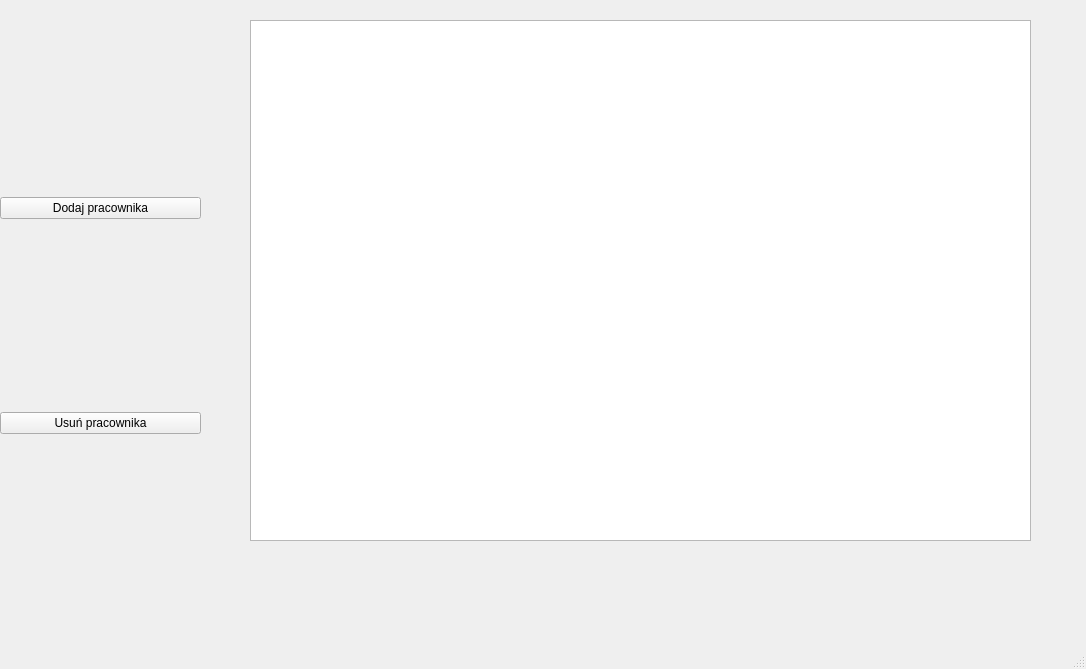
Before: the Qt Designer form mainwindow.ui in LukasZaw/company-manager-qt, drawn with Qt 5.
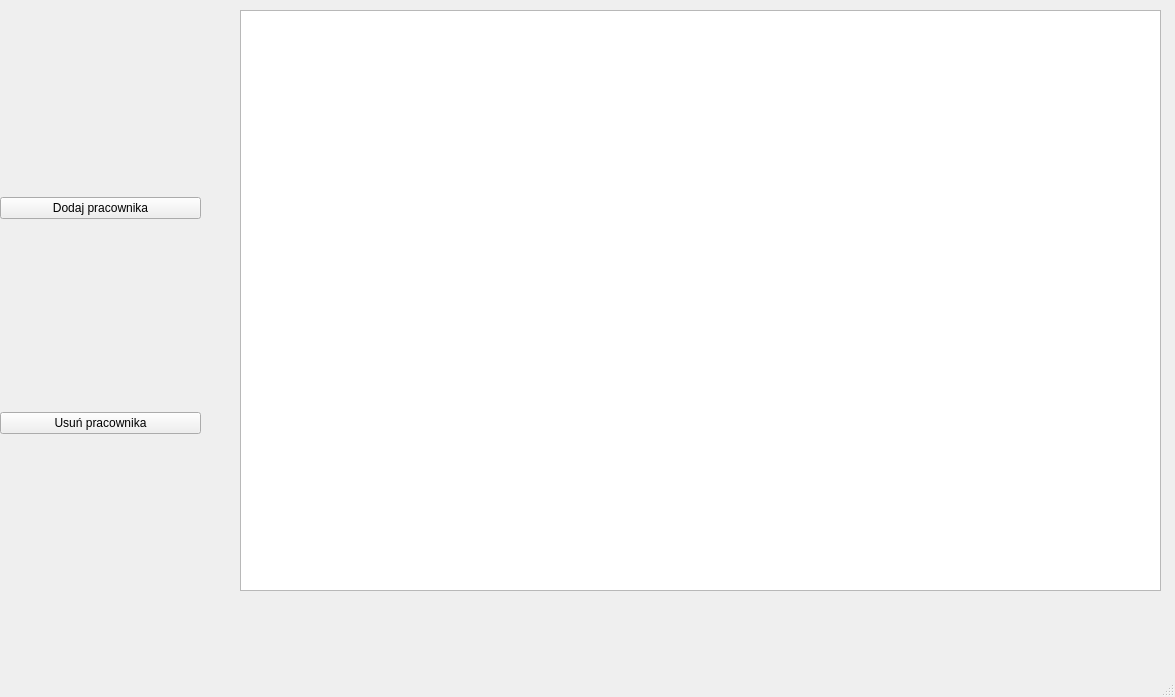
After: the same form once the commit is applied.

```diff
--- a/mainwindow.ui
+++ b/mainwindow.ui
@@ -6,8 +6,8 @@
    <rect>
     <x>0</x>
     <y>0</y>
-    <width>1086</width>
-    <height>669</height>
+    <width>1175</width>
+    <height>697</height>
    </rect>
   </property>
   <property name="windowTitle">
@@ -43,10 +43,10 @@
    <widget class="QTableView" name="employeesTableView">
     <property name="geometry">
      <rect>
-      <x>250</x>
-      <y>20</y>
-      <width>781</width>
-      <height>521</height>
+      <x>240</x>
+      <y>10</y>
+      <width>921</width>
+      <height>581</height>
      </rect>
     </property>
    </widget>
```
Left out of the diff: 2 changed lines with no effect on the pictures.
